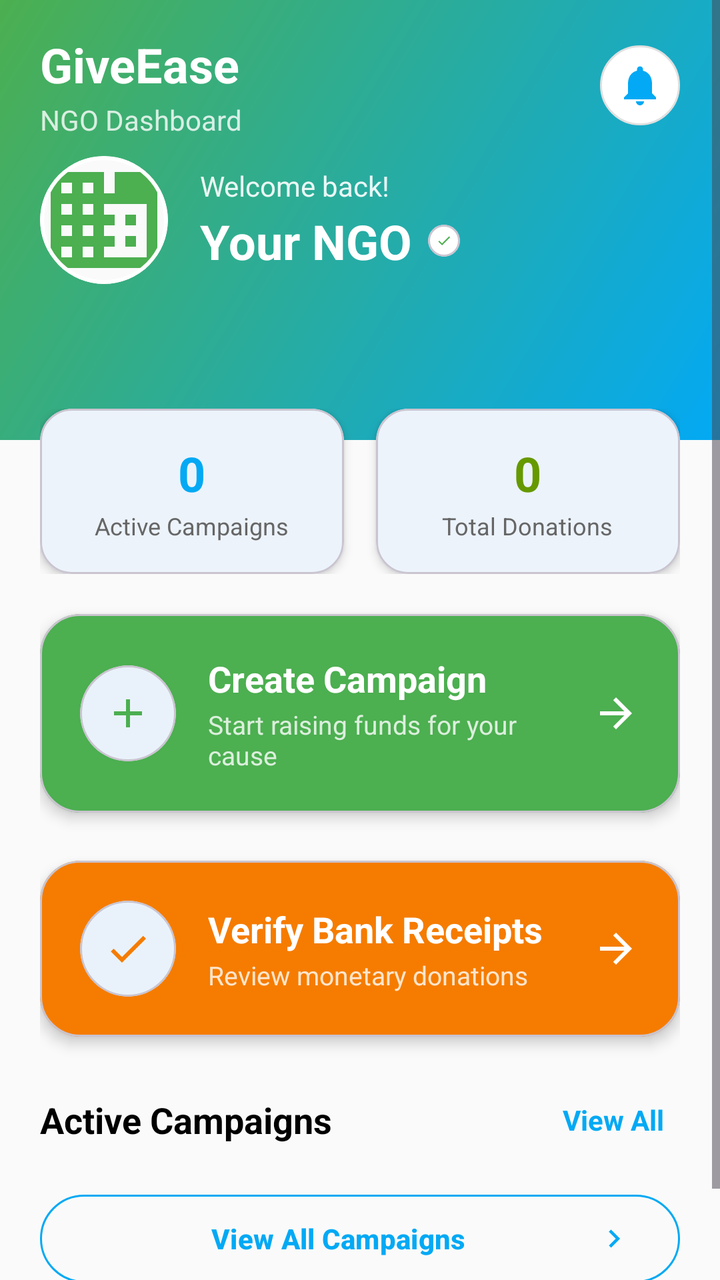
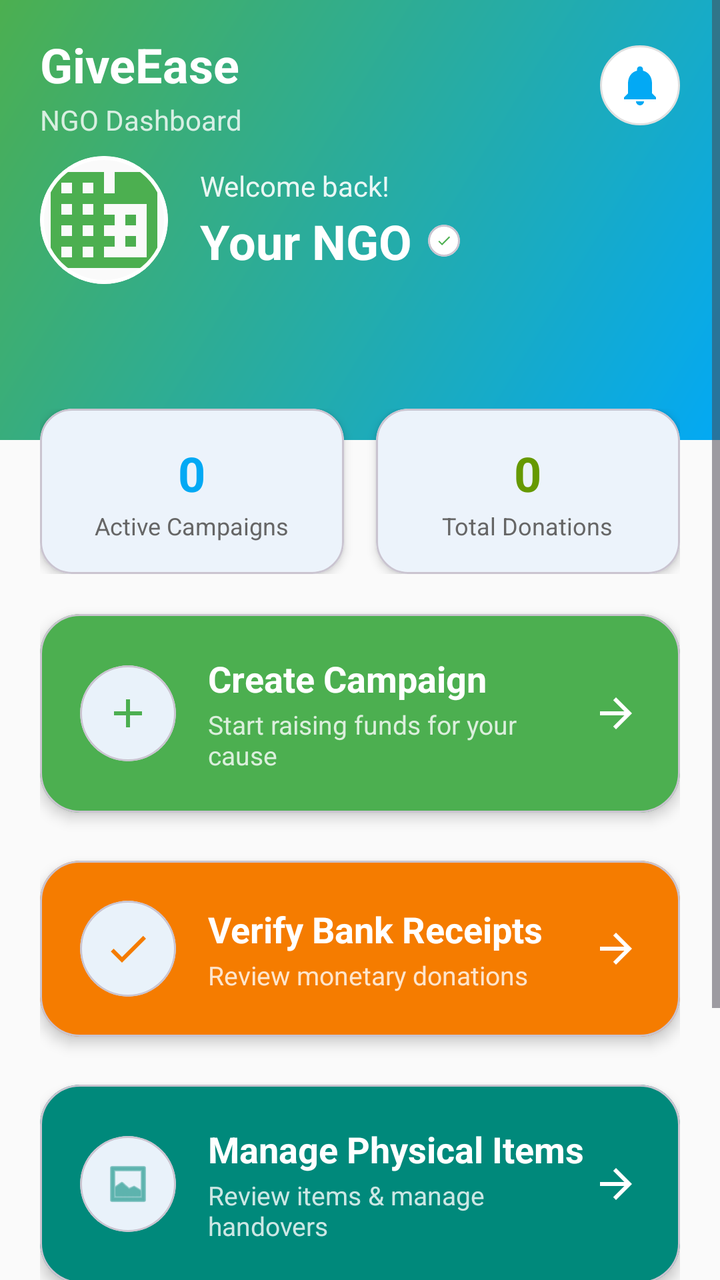

Compare the two renders of this Android layout. The source of the first and the diff that turns it into the second are given below.
<!-- AndroidManifest.xml: application theme Theme.GiveEase -->
<!-- res/layout/fragment_ngo_home.xml -->
<?xml version="1.0" encoding="utf-8"?>
<ScrollView xmlns:android="http://schemas.android.com/apk/res/android"
    xmlns:app="http://schemas.android.com/apk/res-auto"
    android:id="@+id/scroll_view"
    android:layout_width="match_parent"
    android:layout_height="match_parent"
    android:background="@color/background"
    android:fillViewport="true">

    <LinearLayout
        android:layout_width="match_parent"
        android:layout_height="wrap_content"
        android:orientation="vertical">

        
        <RelativeLayout
            android:layout_width="match_parent"
            android:layout_height="220dp"
            android:background="@drawable/home_header_gradient">

            <LinearLayout
                android:layout_width="match_parent"
                android:layout_height="wrap_content"
                android:orientation="horizontal"
                android:gravity="center_vertical"
                android:paddingHorizontal="20dp"
                android:paddingTop="16dp"
                android:layout_alignParentTop="true">

                <LinearLayout
                    android:layout_width="0dp"
                    android:layout_weight="1"
                    android:layout_height="wrap_content"
                    android:orientation="vertical">

                    <TextView
                        android:id="@+id/tvAppTitle"
                        android:layout_width="wrap_content"
                        android:layout_height="wrap_content"
                        android:text="GiveEase"
                        android:textSize="24sp"
                        android:textStyle="bold"
                        android:textColor="@android:color/white" />

                    <TextView
                        android:layout_width="wrap_content"
                        android:layout_height="wrap_content"
                        android:text="NGO Dashboard"
                        android:textSize="14sp"
                        android:textColor="@android:color/white"
                        android:alpha="0.8"
                        android:layout_marginTop="2dp" />

                </LinearLayout>

                <ImageView
                    android:id="@+id/ivNotifications"
                    android:layout_width="40dp"
                    android:layout_height="40dp"
                    android:src="@drawable/ic_receive_notifications"
                    android:background="@drawable/circle_white_bg"
                    android:padding="8dp"
                    app:tint="@color/secondary" />
            </LinearLayout>

            
            <LinearLayout
                android:layout_width="match_parent"
                android:layout_height="wrap_content"
                android:orientation="horizontal"
                android:layout_centerInParent="true"
                android:paddingHorizontal="20dp"
                android:gravity="center_vertical"
                android:layout_marginTop="20dp">

                <com.google.android.material.card.MaterialCardView
                    android:layout_width="64dp"
                    android:layout_height="64dp"
                    app:cardCornerRadius="32dp"
                    app:cardElevation="0dp"
                    app:strokeWidth="2dp"
                    app:strokeColor="@android:color/white"
                    app:cardBackgroundColor="@color/background">

                    <ImageView
                        android:id="@+id/ivNgoLogo"
                        android:layout_width="match_parent"
                        android:layout_height="match_parent"
                        android:scaleType="centerCrop"
                        android:src="@drawable/ic_ngo"
                        app:tint="@color/primary" />
                </com.google.android.material.card.MaterialCardView>

                <LinearLayout
                    android:layout_width="0dp"
                    android:layout_weight="1"
                    android:layout_height="wrap_content"
                    android:orientation="vertical"
                    android:layout_marginStart="16dp">

                    <TextView
                        android:layout_width="wrap_content"
                        android:layout_height="wrap_content"
                        android:text="Welcome back!"
                        android:textSize="14sp"
                        android:textColor="@android:color/white"
                        android:alpha="0.9" />

                    <LinearLayout
                        android:layout_width="wrap_content"
                        android:layout_height="wrap_content"
                        android:orientation="horizontal"
                        android:gravity="center_vertical"
                        android:layout_marginTop="2dp">

                        <TextView
                            android:id="@+id/tvNgoName"
                            android:layout_width="wrap_content"
                            android:layout_height="wrap_content"
                            android:text="Your NGO"
                            android:textSize="24sp"
                            android:textStyle="bold"
                            android:textColor="@android:color/white" />

                        <com.google.android.material.card.MaterialCardView
                            android:layout_width="16dp"
                            android:layout_height="16dp"
                            app:cardCornerRadius="8dp"
                            app:cardBackgroundColor="@android:color/white"
                            android:layout_marginStart="8dp"
                            app:cardElevation="0dp">

                            <ImageView
                                android:layout_width="8dp"
                                android:layout_height="8dp"
                                android:layout_gravity="center"
                                android:src="@drawable/ic_verified"
                                app:tint="@color/primary" />
                        </com.google.android.material.card.MaterialCardView>
                    </LinearLayout>
                </LinearLayout>
            </LinearLayout>
        </RelativeLayout>

        
        <LinearLayout
            android:layout_width="match_parent"
            android:layout_height="wrap_content"
            android:orientation="vertical"
            android:padding="20dp"
            android:layout_marginTop="-36dp">

            
            <LinearLayout
                android:layout_width="match_parent"
                android:layout_height="wrap_content"
                android:orientation="horizontal"
                android:layout_marginBottom="20dp"
                android:weightSum="2">

                
                <com.google.android.material.card.MaterialCardView
                    android:layout_width="0dp"
                    android:layout_weight="1"
                    android:layout_height="match_parent"
                    app:cardCornerRadius="16dp"
                    app:cardElevation="3dp"
                    app:cardBackgroundColor="@android:color/white"
                    android:layout_marginEnd="8dp">

                    <LinearLayout
                        android:layout_width="match_parent"
                        android:layout_height="match_parent"
                        android:orientation="vertical"
                        android:padding="16dp"
                        android:gravity="center">



                        <TextView
                            android:id="@+id/tvActiveCampaigns"
                            android:layout_width="wrap_content"
                            android:layout_height="wrap_content"
                            android:text="0"
                            android:textSize="24sp"
                            android:textStyle="bold"
                            android:textColor="@color/secondary" />

                        <TextView
                            android:layout_width="wrap_content"
                            android:layout_height="wrap_content"
                            android:text="Active Campaigns"
                            android:textSize="12sp"
                            android:textColor="#666666"
                            android:layout_marginTop="2dp" />
                    </LinearLayout>
                </com.google.android.material.card.MaterialCardView>

                
                <com.google.android.material.card.MaterialCardView
                    android:layout_width="0dp"
                    android:layout_weight="1"
                    android:layout_height="match_parent"
                    app:cardCornerRadius="16dp"
                    app:cardElevation="3dp"
                    app:cardBackgroundColor="@android:color/white"
                    android:layout_marginStart="8dp">

                    <LinearLayout
                        android:layout_width="match_parent"
                        android:layout_height="match_parent"
                        android:orientation="vertical"
                        android:padding="16dp"
                        android:gravity="center">



                        <TextView
                            android:id="@+id/tvTotalDonations"
                            android:layout_width="wrap_content"
                            android:layout_height="wrap_content"
                            android:text="0"
                            android:textSize="24sp"
                            android:textStyle="bold"
                            android:textColor="@android:color/holo_green_dark" />

                        <TextView
                            android:layout_width="wrap_content"
                            android:layout_height="wrap_content"
                            android:text="Total Donations"
                            android:textSize="12sp"
                            android:textColor="#666666"
                            android:layout_marginTop="2dp" />
                    </LinearLayout>
                </com.google.android.material.card.MaterialCardView>
            </LinearLayout>

            
            <com.google.android.material.card.MaterialCardView
                android:id="@+id/btnCreateNewCampaign"
                android:layout_width="match_parent"
                android:layout_height="wrap_content"
                app:cardCornerRadius="20dp"
                app:cardElevation="4dp"
                android:layout_marginBottom="24dp"
                android:clickable="true"
                android:focusable="true"
                app:cardBackgroundColor="@color/primary">

                <LinearLayout
                    android:layout_width="match_parent"
                    android:layout_height="wrap_content"
                    android:orientation="horizontal"
                    android:padding="20dp"
                    android:gravity="center_vertical"
                    android:background="?android:attr/selectableItemBackground">

                    <com.google.android.material.card.MaterialCardView
                        android:layout_width="48dp"
                        android:layout_height="48dp"
                        app:cardCornerRadius="24dp"
                        app:cardElevation="0dp"
                        app:cardBackgroundColor="@android:color/white">

                        <ImageView
                            android:layout_width="24dp"
                            android:layout_height="24dp"
                            android:layout_gravity="center"
                            android:src="@drawable/ic_add_campaign"
                            app:tint="@color/primary" />
                    </com.google.android.material.card.MaterialCardView>

                    <LinearLayout
                        android:layout_width="0dp"
                        android:layout_weight="1"
                        android:layout_height="wrap_content"
                        android:orientation="vertical"
                        android:layout_marginStart="16dp">

                        <TextView
                            android:layout_width="wrap_content"
                            android:layout_height="wrap_content"
                            android:text="Create Campaign"
                            android:textSize="18sp"
                            android:textStyle="bold"
                            android:textColor="@android:color/white" />

                        <TextView
                            android:layout_width="wrap_content"
                            android:layout_height="wrap_content"
                            android:text="Start raising funds for your cause"
                            android:textSize="13sp"
                            android:textColor="@android:color/white"
                            android:alpha="0.8"
                            android:layout_marginTop="2dp" />
                    </LinearLayout>

                    <ImageView
                        android:layout_width="24dp"
                        android:layout_height="24dp"
                        android:src="@drawable/ic_arrow_forward"
                        app:tint="@android:color/white" />
                </LinearLayout>
            </com.google.android.material.card.MaterialCardView>

            
            <com.google.android.material.card.MaterialCardView
                android:id="@+id/btnVerifyReceipts"
                android:layout_width="match_parent"
                android:layout_height="wrap_content"
                app:cardCornerRadius="20dp"
                app:cardElevation="4dp"
                android:layout_marginBottom="24dp"
                android:clickable="true"
                android:focusable="true"
                app:cardBackgroundColor="#F57C00">

                <LinearLayout
                    android:layout_width="match_parent"
                    android:layout_height="wrap_content"
                    android:orientation="horizontal"
                    android:padding="20dp"
                    android:gravity="center_vertical"
                    android:background="?android:attr/selectableItemBackground">

                    <com.google.android.material.card.MaterialCardView
                        android:layout_width="48dp"
                        android:layout_height="48dp"
                        app:cardCornerRadius="24dp"
                        app:cardElevation="0dp"
                        app:cardBackgroundColor="@android:color/white">

                        <ImageView
                            android:layout_width="24dp"
                            android:layout_height="24dp"
                            android:layout_gravity="center"
                            android:src="@drawable/ic_verified"
                            app:tint="#F57C00" />
                    </com.google.android.material.card.MaterialCardView>

                    <LinearLayout
                        android:layout_width="0dp"
                        android:layout_weight="1"
                        android:layout_height="wrap_content"
                        android:orientation="vertical"
                        android:layout_marginStart="16dp">

                        <TextView
                            android:layout_width="wrap_content"
                            android:layout_height="wrap_content"
                            android:text="Verify Bank Receipts"
                            android:textSize="18sp"
                            android:textStyle="bold"
                            android:textColor="@android:color/white" />

                        <TextView
                            android:layout_width="wrap_content"
                            android:layout_height="wrap_content"
                            android:text="Review monetary donations"
                            android:textSize="13sp"
                            android:textColor="@android:color/white"
                            android:alpha="0.8"
                            android:layout_marginTop="2dp" />
                    </LinearLayout>

                    <ImageView
                        android:layout_width="24dp"
                        android:layout_height="24dp"
                        android:src="@drawable/ic_arrow_forward"
                        app:tint="@android:color/white" />
                </LinearLayout>
            </com.google.android.material.card.MaterialCardView>

            
            <LinearLayout
                android:layout_width="match_parent"
                android:layout_height="wrap_content"
                android:orientation="horizontal"
                android:gravity="center_vertical"
                android:layout_marginBottom="16dp">

                <TextView
                    android:layout_width="0dp"
                    android:layout_weight="1"
                    android:layout_height="wrap_content"
                    android:text="Active Campaigns"
                    android:textSize="18sp"
                    android:textStyle="bold"
                    android:textColor="@android:color/black" />

                <TextView
                    android:id="@+id/tvViewAllCampaigns"
                    android:layout_width="wrap_content"
                    android:layout_height="wrap_content"
                    android:text="View All"
                    android:textSize="14sp"
                    android:textColor="@color/secondary"
                    android:textStyle="bold"
                    android:clickable="true"
                    android:focusable="true"
                    android:background="?attr/selectableItemBackground"
                    android:padding="8dp" />
            </LinearLayout>

            
            <com.google.android.material.card.MaterialCardView
                android:id="@+id/cardRecentCampaign"
                android:layout_width="match_parent"
                android:layout_height="wrap_content"
                app:cardCornerRadius="16dp"
                app:cardElevation="2dp"
                app:cardBackgroundColor="@android:color/white"
                android:layout_marginBottom="16dp"
                android:visibility="gone">

                <LinearLayout
                    android:layout_width="match_parent"
                    android:layout_height="wrap_content"
                    android:orientation="vertical"
                    android:padding="20dp">

                    <LinearLayout
                        android:layout_width="match_parent"
                        android:layout_height="wrap_content"
                        android:orientation="horizontal"
                        android:gravity="center_vertical"
                        android:layout_marginBottom="16dp">

                        <LinearLayout
                            android:layout_width="0dp"
                            android:layout_weight="1"
                            android:layout_height="wrap_content"
                            android:orientation="vertical">

                            <TextView
                                android:id="@+id/tvCampaignTitle"
                                android:layout_width="wrap_content"
                                android:layout_height="wrap_content"
                                android:text="Campaign Title"
                                android:textSize="16sp"
                                android:textStyle="bold"
                                android:textColor="@android:color/black" />

                            <TextView
                                android:id="@+id/tvCampaignDescription"
                                android:layout_width="wrap_content"
                                android:layout_height="wrap_content"
                                android:text="Campaign description"
                                android:textSize="14sp"
                                android:textColor="#666666"
                                android:layout_marginTop="4dp" />
                        </LinearLayout>

                        <com.google.android.material.card.MaterialCardView
                            android:id="@+id/cardCampaignStatus"
                            android:layout_width="wrap_content"
                            android:layout_height="wrap_content"
                            app:cardCornerRadius="12dp"
                            app:cardElevation="0dp"
                            app:cardBackgroundColor="#E8F5E9">

                            <TextView
                                android:id="@+id/tvCampaignStatus"
                                android:layout_width="wrap_content"
                                android:layout_height="wrap_content"
                                android:text="Active"
                                android:textSize="12sp"
                                android:textStyle="bold"
                                android:textColor="#2E7D32"
                                android:paddingHorizontal="12dp"
                                android:paddingVertical="6dp" />
                        </com.google.android.material.card.MaterialCardView>
                    </LinearLayout>

                    
                    <LinearLayout
                        android:layout_width="match_parent"
                        android:layout_height="wrap_content"
                        android:orientation="horizontal"
                        android:gravity="center_vertical"
                        android:layout_marginBottom="8dp">

                        <TextView
                            android:id="@+id/tvCampaignRaised"
                            android:layout_width="wrap_content"
                            android:layout_height="wrap_content"
                            android:text="0 Items"
                            android:textSize="18sp"
                            android:textStyle="bold"
                            android:textColor="@color/secondary" />

                        <TextView
                            android:id="@+id/tvCampaignTarget"
                            android:layout_width="wrap_content"
                            android:layout_height="wrap_content"
                            android:text=" of 0 Items"
                            android:textSize="14sp"
                            android:textColor="#999999" />

                        <View
                            android:layout_width="0dp"
                            android:layout_weight="1"
                            android:layout_height="1dp" />

                        <TextView
                            android:id="@+id/tvCampaignProgress"
                            android:layout_width="wrap_content"
                            android:layout_height="wrap_content"
                            android:text="0% complete"
                            android:textSize="12sp"
                            android:textStyle="bold"
                            android:textColor="@android:color/holo_green_dark" />
                    </LinearLayout>

                    
                    <ProgressBar
                        android:id="@+id/progressCampaign"
                        style="?android:attr/progressBarStyleHorizontal"
                        android:layout_width="match_parent"
                        android:layout_height="8dp"
                        android:progress="0"
                        android:progressDrawable="@drawable/rounded_progress_bar" />
                </LinearLayout>
            </com.google.android.material.card.MaterialCardView>

            
            <com.google.android.material.button.MaterialButton
                android:id="@+id/btnViewAllCampaigns"
                android:layout_width="match_parent"
                android:layout_height="52dp"
                android:layout_marginBottom="24dp"
                android:text="View All Campaigns"
                android:textSize="14sp"
                android:textStyle="bold"
                app:cornerRadius="26dp"
                style="@style/Widget.Material3.Button.OutlinedButton"
                app:strokeColor="@color/secondary"
                android:textColor="@color/secondary"
                app:icon="@drawable/ic_arrow_right"
                app:iconTint="@color/secondary"
                app:iconGravity="end" />

        </LinearLayout>
    </LinearLayout>
</ScrollView>
<!-- resources referenced by this layout -->
<resources>
  <color name="background">#FAFAFA</color>
  <color name="primary">#4CAF50</color>
  <color name="secondary">#03A9F4</color>
  <!-- drawable circle_white_bg (drawable) -->
  <shape xmlns:android="http://schemas.android.com/apk/res/android"
      android:shape="oval">
      <solid android:color="@android:color/white" />
      <stroke android:width="1dp" android:color="#E0E0E0" />
  </shape>
  <!-- drawable home_header_gradient (drawable) -->
  <shape xmlns:android="http://schemas.android.com/apk/res/android">
      <gradient
          android:angle="135"
          android:startColor="@color/secondary"
          android:endColor="@color/primary"
          android:type="linear" />
  </shape>
  <!-- drawable ic_add_campaign (drawable) -->
  <vector xmlns:android="http://schemas.android.com/apk/res/android"
      android:width="24dp"
      android:height="24dp"
      android:viewportWidth="24"
      android:viewportHeight="24">
      <path
          android:fillColor="#FF000000"
          android:pathData="M19,13h-6v6h-2v-6H5v-2h6V5h2v6h6v2z"/>
  </vector>
  <!-- drawable ic_arrow_forward (drawable) -->
  <vector xmlns:android="http://schemas.android.com/apk/res/android"
      android:width="24dp"
      android:height="24dp"
      android:viewportWidth="24"
      android:viewportHeight="24">
      <path
          android:fillColor="#FF000000"
          android:pathData="M12,4l-1.41,1.41L16.17,11H4v2h12.17l-5.58,5.59L12,20l8,-8z"/>
  </vector>
  <!-- drawable ic_arrow_right (drawable) -->
  <vector xmlns:android="http://schemas.android.com/apk/res/android"
      android:width="24dp"
      android:height="24dp"
      android:viewportWidth="24"
      android:viewportHeight="24">
      <path
          android:fillColor="#FF000000"
          android:pathData="M8.59,16.59L13.17,12L8.59,7.41L10,6l6,6l-6,6z"/>
  </vector>
  <!-- drawable ic_ngo (drawable) -->
  <vector xmlns:android="http://schemas.android.com/apk/res/android"
      android:width="24dp"
      android:height="24dp"
      android:viewportWidth="24"
      android:viewportHeight="24">
      <path
          android:fillColor="#FF000000"
          android:pathData="M12,7L12,3L2,3v18h20L22,3h-8v4h-2zM6,19L4,19v-2h2v2zM6,15L4,15v-2h2v2zM6,11L4,11L4,9h2v2zM6,7L4,7L4,5h2v2zM10,19L8,19v-2h2v2zM10,15L8,15v-2h2v2zM10,11L8,11L8,9h2v2zM10,7L8,7L8,5h2v2zM20,19h-8v-2h2v-2h-2v-2h2v-2h-2L12,9h8v10zM18,11h-2v2h2v-2zM18,15h-2v2h2v-2z"/>
  </vector>
  <!-- drawable ic_receive_notifications (drawable) -->
  <vector xmlns:android="http://schemas.android.com/apk/res/android"
      android:width="24dp"
      android:height="24dp"
      android:viewportWidth="24"
      android:viewportHeight="24">
      <path
          android:fillColor="#FF000000"
          android:pathData="M12,22c1.1,0 2,-0.9 2,-2h-4c0,1.1 0.89,2 2,2zM18,16v-5c0,-3.07 -1.64,-5.64 -4.5,-6.32V4c0,-0.83 -0.67,-1.5 -1.5,-1.5s-1.5,0.67 -1.5,1.5v0.68C7.63,5.36 6,7.92 6,11v5l-2,2v1h16v-1l-2,-2z"/>
  </vector>
  <!-- drawable ic_verified (drawable) -->
  <vector xmlns:android="http://schemas.android.com/apk/res/android"
      android:width="24dp"
      android:height="24dp"
      android:viewportWidth="24"
      android:viewportHeight="24">
      <path
          android:fillColor="#FFFFFF"
          android:pathData="M9,16.17L4.83,12l-1.42,1.41L9,19 21,7l-1.41,-1.41z"/>
  </vector>
  <color name="primary_blue">#1976D2</color>
  <color name="white">#FFFFFFFF</color>
  <color name="teal_200">#FF03DAC5</color>
  <color name="black">#FF000000</color>
  <color name="surface">#FFFFFF</color>
  <color name="onSurface">#212121</color>
  <color name="onBackground">#212121</color>
  <!-- unchanged entries left out for length: 2 -->
</resources>

<!-- the commit's change to res/layout/fragment_ngo_home.xml (unified diff, before → after) -->
@@ -357,6 +357,74 @@
                             android:layout_width="wrap_content"
                             android:layout_height="wrap_content"
                             android:text="Review monetary donations"
+                            android:textSize="13sp"
+                            android:textColor="@android:color/white"
+                            android:alpha="0.8"
+                            android:layout_marginTop="2dp" />
+                    </LinearLayout>
+
+                    <ImageView
+                        android:layout_width="24dp"
+                        android:layout_height="24dp"
+                        android:src="@drawable/ic_arrow_forward"
+                        app:tint="@android:color/white" />
+                </LinearLayout>
+            </com.google.android.material.card.MaterialCardView>
+
+            
+            <com.google.android.material.card.MaterialCardView
+                android:id="@+id/btnManageItems"
+                android:layout_width="match_parent"
+                android:layout_height="wrap_content"
+                app:cardCornerRadius="20dp"
+                app:cardElevation="4dp"
+                android:layout_marginBottom="24dp"
+                android:clickable="true"
+                android:focusable="true"
+                app:cardBackgroundColor="#00897B">
+
+                <LinearLayout
+                    android:layout_width="match_parent"
+                    android:layout_height="wrap_content"
+                    android:orientation="horizontal"
+                    android:padding="20dp"
+                    android:gravity="center_vertical"
+                    android:background="?android:attr/selectableItemBackground">
+
+                    <com.google.android.material.card.MaterialCardView
+                        android:layout_width="48dp"
+                        android:layout_height="48dp"
+                        app:cardCornerRadius="24dp"
+                        app:cardElevation="0dp"
+                        app:cardBackgroundColor="@android:color/white">
+
+                        <ImageView
+                            android:layout_width="24dp"
+                            android:layout_height="24dp"
+                            android:layout_gravity="center"
+                            android:src="@android:drawable/ic_menu_gallery"
+                            app:tint="#00897B" />
+                    </com.google.android.material.card.MaterialCardView>
+
+                    <LinearLayout
+                        android:layout_width="0dp"
+                        android:layout_weight="1"
+                        android:layout_height="wrap_content"
+                        android:orientation="vertical"
+                        android:layout_marginStart="16dp">
+
+                        <TextView
+                            android:layout_width="wrap_content"
+                            android:layout_height="wrap_content"
+                            android:text="Manage Physical Items"
+                            android:textSize="18sp"
+                            android:textStyle="bold"
+                            android:textColor="@android:color/white" />
+
+                        <TextView
+                            android:layout_width="wrap_content"
+                            android:layout_height="wrap_content"
+                            android:text="Review items &amp; manage handovers"
                             android:textSize="13sp"
                             android:textColor="@android:color/white"
                             android:alpha="0.8"
